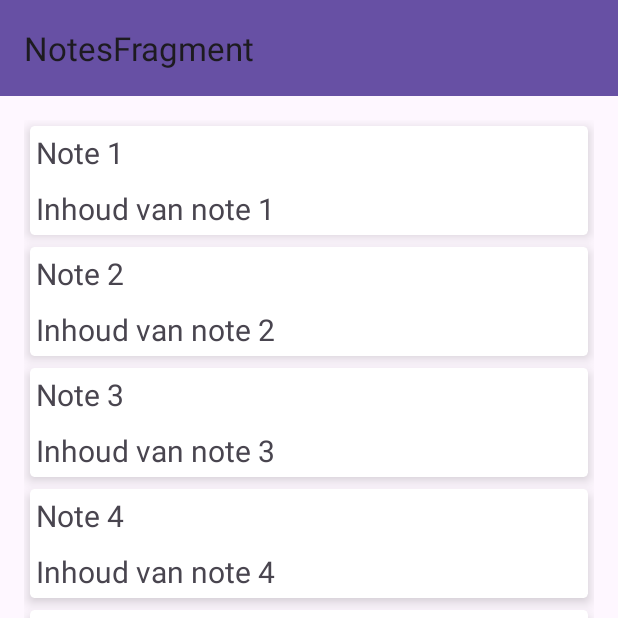
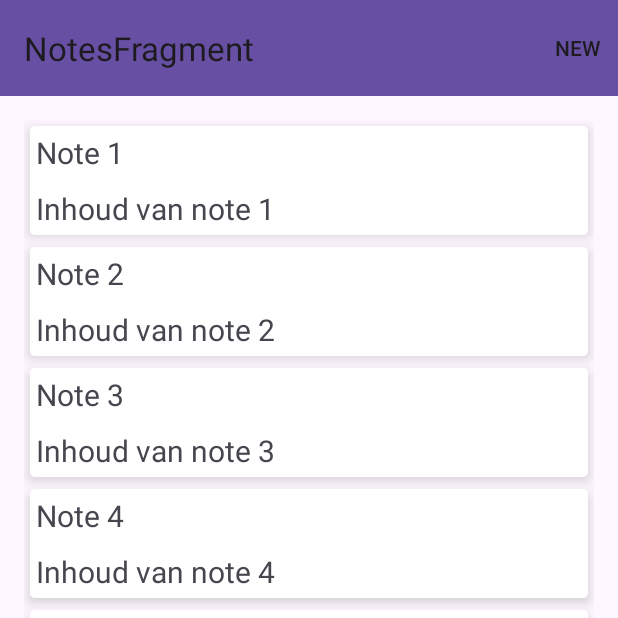
Before and after one commit to Saplistic/NoteDroid, an Android app: the screen it shows after launch (MainActivity), on a phone screen of 412 x 824 dp, the top half of it. Run offline under Robolectric (Android 15) with nearby library versions, the phone set to English and light mode, and no system bars; our stand-ins replace navigation-ui.

Commit message:
Created a Note creation page along with a menu & menu item that navigates to this page

```diff
--- a/app/src/main/java/be/ehb/notedroid/MainActivity.java
+++ b/app/src/main/java/be/ehb/notedroid/MainActivity.java
@@ -1,5 +1,6 @@
 package be.ehb.notedroid;
 
+import androidx.annotation.NonNull;
 import androidx.appcompat.app.AppCompatActivity;
 import androidx.appcompat.widget.Toolbar;
 import androidx.navigation.NavController;
@@ -9,6 +10,8 @@ import androidx.navigation.ui.AppBarConfiguration;
 import androidx.navigation.ui.NavigationUI;
 
 import android.os.Bundle;
+import android.view.Menu;
+import android.view.MenuItem;
 
 public class MainActivity extends AppCompatActivity {
 
@@ -30,6 +33,21 @@ public class MainActivity extends AppCompatActivity {
     }
 
     @Override
+    public boolean onCreateOptionsMenu(Menu menu) {
+        getMenuInflater().inflate(R.menu.menu_main, menu);
+        return super.onCreateOptionsMenu(menu);
+    }
+
+    @Override
+    public boolean onOptionsItemSelected(@NonNull MenuItem item) {
+        if (item.getItemId() == R.id.action_create_note) {
+            navController.navigate(R.id.action_notesFragment_to_createFragment);
+        }
+
+        return super.onOptionsItemSelected(item);
+    }
+
+    @Override
     public boolean onSupportNavigateUp() {
         NavController navController = Navigation.findNavController(this, R.id.fragment_container);
         return NavigationUI.navigateUp(navController, appBarConfiguration)
--- /dev/null
+++ b/app/src/main/res/menu/menu_main.xml
@@ -0,0 +1,11 @@
+<?xml version="1.0" encoding="utf-8"?>
+<menu xmlns:app="http://schemas.android.com/apk/res-auto"
+    xmlns:android="http://schemas.android.com/apk/res/android">
+
+    <item
+        android:id="@+id/action_create_note"
+        android:layout_width="wrap_content"
+        android:layout_height="wrap_content"
+        android:title="@string/str_new"
+        app:showAsAction="ifRoom" />
+</menu>
--- a/app/src/main/res/navigation/navigation_main.xml
+++ b/app/src/main/res/navigation/navigation_main.xml
@@ -12,10 +12,18 @@
         <action
             android:id="@+id/action_notesFragment_to_detailsFragment"
             app:destination="@id/detailsFragment" />
+        <action
+            android:id="@+id/action_notesFragment_to_createFragment"
+            app:destination="@id/createFragment" />
     </fragment>
     <fragment
         android:id="@+id/detailsFragment"
         android:name="be.ehb.notedroid.views.DetailsFragment"
         android:label="fragment_details"
         tools:layout="@layout/fragment_details" />
+    <fragment
+        android:id="@+id/createFragment"
+        android:name="be.ehb.notedroid.views.CreateFragment"
+        android:label="fragment_create"
+        tools:layout="@layout/fragment_create" />
 </navigation>
--- a/app/src/main/res/values/strings.xml
+++ b/app/src/main/res/values/strings.xml
@@ -1,4 +1,8 @@
 <resources>
     <string name="app_name">NoteDroid</string>
     <string name="str_last_edited">"Last edited: "</string>
+    <string name="str_title">Title</string>
+    <string name="str_content">Content</string>
+    <string name="str_save">Save</string>
+    <string name="str_new">New</string>
 </resources>
```
Also changed, not shown: app/src/main/java/be/ehb/notedroid/views/CreateFragment.java (added, +33 -0 lines), app/src/main/res/layout/fragment_create.xml (added, +47 -0 lines).
